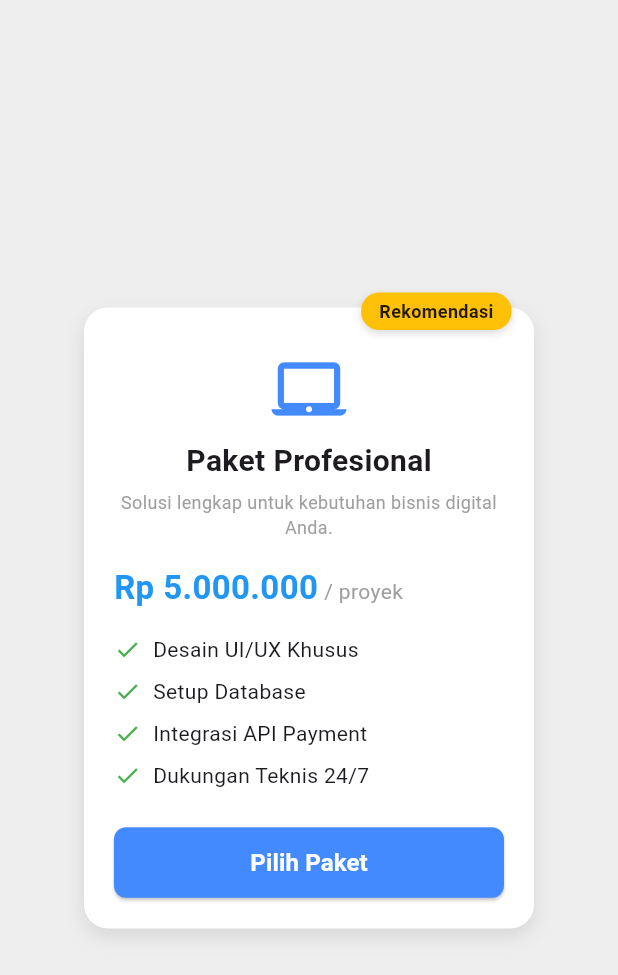
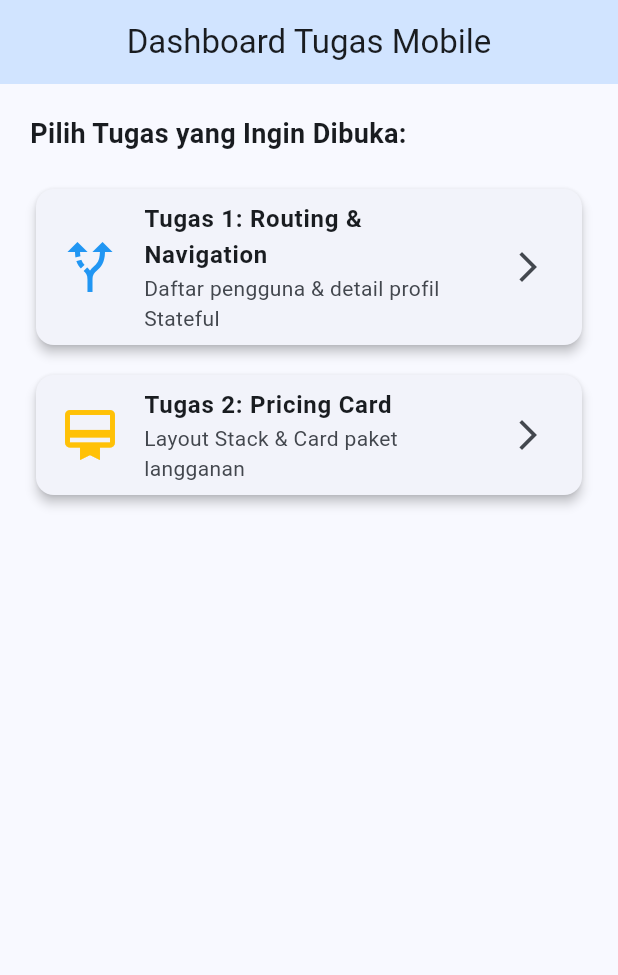
Before and after one commit to nagatacahya/Mobile, a Flutter app: the screen it shows after launch, on a phone screen of 412 x 824 dp. Shown: the top 975 px of the screen. Run offline on Flutter 3.47's test engine with Material 3 defaults, Android fonts, the phone set to English and light mode, and no system bars.

Commit message:
pembaruan dan pembuatan baru

```diff
--- a/lib/main.dart
+++ b/lib/main.dart
@@ -1,4 +1,6 @@
 import 'package:flutter/material.dart';
+
+import 'tiered_pricing_card.dart';
 
 void main() {
   runApp(const MyApp());
@@ -11,173 +13,216 @@ class MyApp extends StatelessWidget {
   Widget build(BuildContext context) {
     return MaterialApp(
       debugShowCheckedModeBanner: false,
-      home: Scaffold(
-        backgroundColor: Colors.grey[200],
-        body: const Center(child: TieredPricingCard()),
+      title: 'Kumpulan Tugas Flutter',
+      theme: ThemeData(
+        colorScheme: ColorScheme.fromSeed(seedColor: Colors.blue),
+        useMaterial3: true,
+      ),
+      home: const DashboardPage(),
+    );
+  }
+}
+
+class DashboardPage extends StatelessWidget {
+  const DashboardPage({super.key});
+
+  @override
+  Widget build(BuildContext context) {
+    return Scaffold(
+      appBar: AppBar(
+        title: const Text('Dashboard Tugas Mobile'),
+        centerTitle: true,
+        backgroundColor: Theme.of(context).colorScheme.primaryContainer,
+      ),
+      body: Padding(
+        padding: const EdgeInsets.all(20.0),
+        child: Column(
+          crossAxisAlignment: CrossAxisAlignment.stretch,
+          children: [
+            const Text(
+              'Pilih Tugas yang Ingin Dibuka:',
+              style: TextStyle(fontSize: 18, fontWeight: FontWeight.bold),
+            ),
+            const SizedBox(height: 20),
+
+            Card(
+              elevation: 3,
+              child: ListTile(
+                leading: const Icon(
+                  Icons.alt_route,
+                  size: 40,
+                  color: Colors.blue,
+                ),
+                title: const Text(
+                  'Tugas 1: Routing & Navigation',
+                  style: TextStyle(fontWeight: FontWeight.bold),
+                ),
+                subtitle: const Text(
+                  'Daftar pengguna & detail profil Stateful',
+                ),
+                trailing: const Icon(Icons.arrow_forward_ios),
+                onTap: () {
+                  Navigator.push(
+                    context,
+                    MaterialPageRoute(
+                      builder: (context) => const LayarBeranda(),
+                    ),
+                  );
+                },
+              ),
+            ),
+            const SizedBox(height: 12),
+
+            Card(
+              elevation: 3,
+              child: ListTile(
+                leading: const Icon(
+                  Icons.card_membership,
+                  size: 40,
+                  color: Colors.amber,
+                ),
+                title: const Text(
+                  'Tugas 2: Pricing Card',
+                  style: TextStyle(fontWeight: FontWeight.bold),
+                ),
+                subtitle: const Text('Layout Stack & Card paket langganan'),
+                trailing: const Icon(Icons.arrow_forward_ios),
+                onTap: () {
+                  Navigator.push(
+                    context,
+                    MaterialPageRoute(
+                      builder: (context) => const TieredPricingPage(),
+                    ),
+                  );
+                },
+              ),
+            ),
+          ],
+        ),
       ),
     );
   }
 }
 
-class TieredPricingCard extends StatelessWidget {
-  const TieredPricingCard({super.key});
+class LayarBeranda extends StatelessWidget {
+  const LayarBeranda({super.key});
+
+  final List<Map<String, String>> daftarPengguna = const [
+    {
+      'nama': 'Budi Santoso',
+      'bio': 'Software Engineer yang menyukai pemrograman Flutter dan kopi.',
+    },
+    {
+      'nama': 'Siti Rahma',
+      'bio': 'UI/UX Designer fokus pada desain aplikasi mobile yang ramah pengguna.',
+    },
+    {
+      'nama': 'Ahmad Fauzi',
+      'bio':
+          'Data Scientist yang senang mengeksplorasi AI dan machine learning.',
+    },
+  ];
 
   @override
   Widget build(BuildContext context) {
-    // 1. Layer Dasar (Pembungkus Utama) & 2. Badge Melayang (Stack)
-    return Stack(
-      clipBehavior: Clip.none,
-      children: [
-        // Kartu Utama
-        Container(
-          width: 300,
-          padding: const EdgeInsets.all(20),
-          decoration: BoxDecoration(
-            color: Colors.white,
-            borderRadius: BorderRadius.circular(16),
-            boxShadow: [
-              BoxShadow(
-                color: Colors.black.withOpacity(0.1),
-                blurRadius: 10,
-                offset: const Offset(0, 5),
-              ),
-            ],
-          ),
-          child: Column(
-            mainAxisSize: MainAxisSize.min,
-            crossAxisAlignment: CrossAxisAlignment.start,
-            children: [
-              const SizedBox(height: 10),
-
-              // 3. Header Paket (Column)
-              const Center(
-                child: Column(
-                  children: [
-                    Icon(Icons.laptop_mac, size: 50, color: Colors.blueAccent),
-                    SizedBox(height: 8),
-                    Text(
-                      "Paket Profesional",
-                      style: TextStyle(
-                        fontSize: 20,
-                        fontWeight: FontWeight.bold,
-                      ),
-                    ),
-                    SizedBox(height: 4),
-                    Text(
-                      "Solusi lengkap untuk kebutuhan bisnis digital Anda.",
-                      textAlign: TextAlign.center,
-                      style: TextStyle(fontSize: 12, color: Colors.grey),
-                    ),
-                  ],
-                ),
-              ),
-              const SizedBox(height: 16),
-
-              // 4. Harga & Durasi (Row)
-              const Row(
-                crossAxisAlignment: CrossAxisAlignment.baseline,
-                textBaseline: TextBaseline.alphabetic,
-                children: [
-                  Text(
-                    "Rp 5.000.000",
-                    style: TextStyle(
-                      fontSize: 22,
-                      fontWeight: FontWeight.bold,
-                      color: Colors.blue,
-                    ),
-                  ),
-                  SizedBox(width: 4),
-                  Text(
-                    "/ proyek",
-                    style: TextStyle(fontSize: 14, color: Colors.grey),
-                  ),
-                ],
-              ),
-              const SizedBox(height: 16),
-
-              // 5. Daftar Fitur Layanan (Column & Row)
-              const Column(
-                children: [
-                  FeatureItem(text: "Desain UI/UX Khusus"),
-                  SizedBox(height: 8),
-                  FeatureItem(text: "Setup Database"),
-                  SizedBox(height: 8),
-                  FeatureItem(text: "Integrasi API Payment"),
-                  SizedBox(height: 8),
-                  FeatureItem(text: "Dukungan Teknis 24/7"),
-                ],
-              ),
-              const SizedBox(height: 24),
-
-              // 6. Tombol Call-to-Action (SizedBox + ElevatedButton)
-              SizedBox(
-                width: double.infinity,
-                child: ElevatedButton(
-                  onPressed: () {},
-                  style: ElevatedButton.styleFrom(
-                    backgroundColor: Colors.blueAccent,
-                    foregroundColor: Colors.white,
-                    shape: RoundedRectangleBorder(
-                      borderRadius: BorderRadius.circular(8),
-                    ),
-                    padding: const EdgeInsets.symmetric(vertical: 12),
-                  ),
-                  child: const Text(
-                    "Pilih Paket",
-                    style: TextStyle(fontSize: 16, fontWeight: FontWeight.bold),
+    return Scaffold(
+      appBar: AppBar(
+        title: const Text('Tugas 1: Daftar Pengguna'),
+        backgroundColor: Theme.of(context).colorScheme.inversePrimary,
+      ),
+      body: ListView.builder(
+        itemCount: daftarPengguna.length,
+        itemBuilder: (context, index) {
+          final pengguna = daftarPengguna[index];
+          return ListTile(
+            leading: const CircleAvatar(child: Icon(Icons.person)),
+            title: Text(pengguna['nama']!),
+            subtitle: const Text('Ketuk untuk melihat detail'),
+            trailing: const Icon(Icons.chevron_right),
+            onTap: () {
+              Navigator.push(
+                context,
+                MaterialPageRoute(
+                  builder: (context) => LayarDetailProfil(
+                    nama: pengguna['nama']!,
+                    bio: pengguna['bio']!,
                   ),
                 ),
-              ),
-            ],
-          ),
-        ),
-
-        // Badge Melayang di Sudut Kanan Atas (Positioned)
-        Positioned(
-          top: -10,
-          right: 15,
-          child: Container(
-            padding: const EdgeInsets.symmetric(horizontal: 12, vertical: 4),
-            decoration: BoxDecoration(
-              color: Colors.amber,
-              borderRadius: BorderRadius.circular(12),
-              boxShadow: [
-                BoxShadow(
-                  color: Colors.black.withOpacity(0.15),
-                  blurRadius: 4,
-                  offset: const Offset(0, 2),
-                ),
-              ],
-            ),
-            child: const Text(
-              "Rekomendasi",
-              style: TextStyle(
-                fontSize: 12,
-                fontWeight: FontWeight.bold,
-                color: Colors.black87,
-              ),
-            ),
-          ),
-        ),
-      ],
+              );
+            },
+          );
+        },
+      ),
     );
   }
 }
 
-// Widget Komponen Baris Fitur
-class FeatureItem extends StatelessWidget {
-  final String text;
+class LayarDetailProfil extends StatefulWidget {
+  final String nama;
+  final String bio;
 
-  const FeatureItem({super.key, required this.text});
+  const LayarDetailProfil({super.key, required this.nama, required this.bio});
+
+  @override
+  State<LayarDetailProfil> createState() => _LayarDetailProfilState();
+}
+
+class _LayarDetailProfilState extends State<LayarDetailProfil> {
+  bool _isFollowing = false;
 
   @override
   Widget build(BuildContext context) {
-    return Row(
-      children: [
-        const Icon(Icons.check, size: 18, color: Colors.green),
-        const SizedBox(width: 8),
-        Expanded(child: Text(text, style: const TextStyle(fontSize: 14))),
-      ],
+    return Scaffold(
+      appBar: AppBar(
+        title: Text('Profil ${widget.nama}'),
+        backgroundColor: Theme.of(context).colorScheme.inversePrimary,
+      ),
+      body: Padding(
+        padding: const EdgeInsets.all(16.0),
+        child: Column(
+          crossAxisAlignment: CrossAxisAlignment.center,
+          children: [
+            const SizedBox(height: 20),
+            const Icon(Icons.account_circle, size: 120, color: Colors.blue),
+            const SizedBox(height: 16),
+            Text(
+              widget.nama,
+              style: const TextStyle(fontSize: 24, fontWeight: FontWeight.bold),
+            ),
+            const SizedBox(height: 16),
+            Container(
+              width: double.infinity,
+              padding: const EdgeInsets.all(16.0),
+              decoration: BoxDecoration(
+                color: const Color(0xFFE8F0FE),
+                borderRadius: BorderRadius.circular(12),
+              ),
+              child: Text(
+                widget.bio,
+                textAlign: TextAlign.center,
+                style: const TextStyle(fontSize: 14, color: Colors.black87),
+              ),
+            ),
+            const SizedBox(height: 24),
+            ElevatedButton(
+              style: ElevatedButton.styleFrom(
+                backgroundColor: _isFollowing ? Colors.grey : Colors.blue,
+                foregroundColor: Colors.white,
+                padding: const EdgeInsets.symmetric(
+                  horizontal: 32,
+                  vertical: 12,
+                ),
+              ),
+              onPressed: () {
+                setState(() {
+                  _isFollowing = !_isFollowing;
+                });
+              },
+              child: Text(_isFollowing ? 'Following' : 'Follow'),
+            ),
+          ],
+        ),
+      ),
     );
   }
 }
```
Also changed, not shown: lib/tiered_pricing_card.dart (added, +171 -0 lines), 1 other file.
